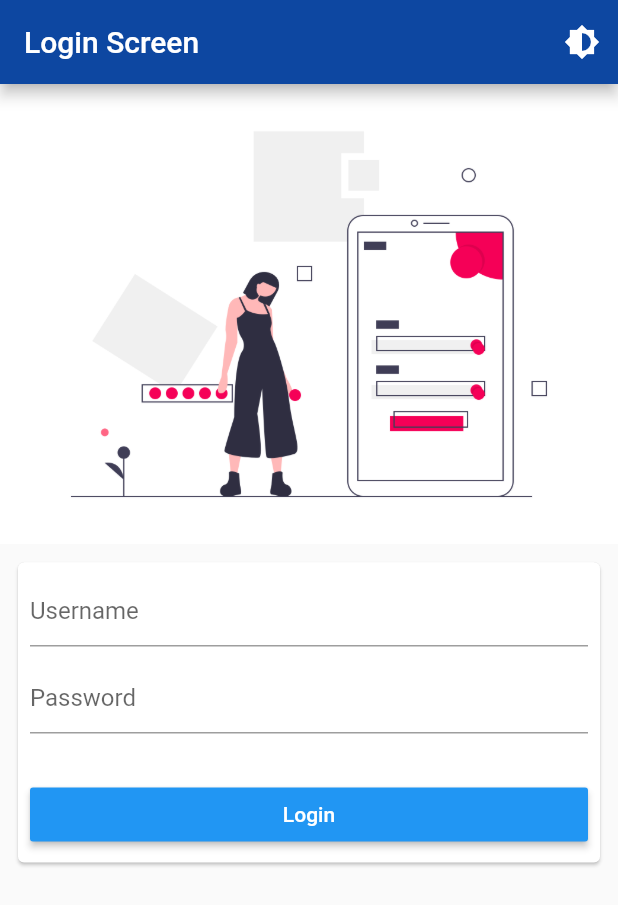
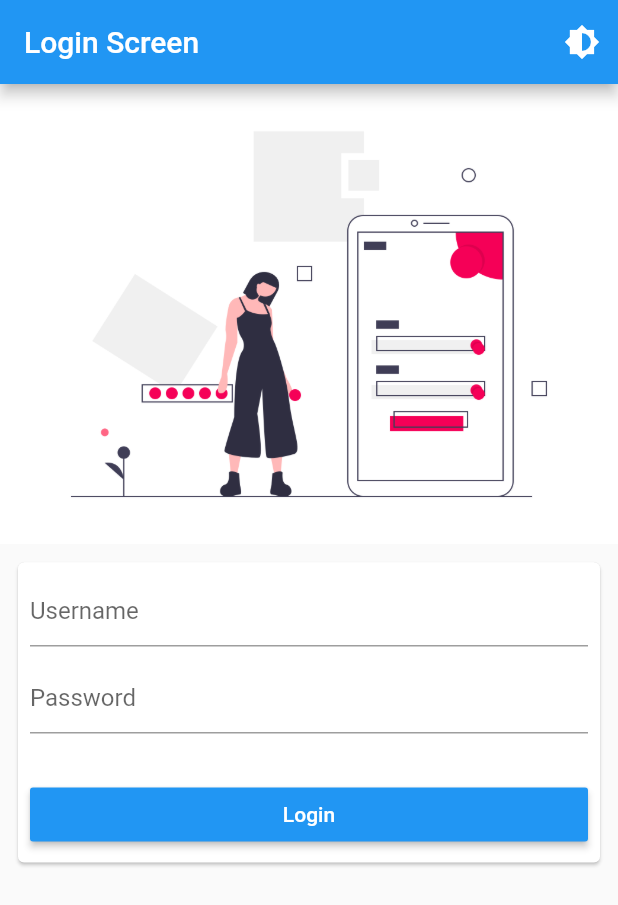
Before and after one commit to md-weber/provider_explained_theme, a Flutter app: the screen it shows after launch, on a phone screen of 412 x 824 dp. Shown: the top 905 px of the screen. Run offline on Flutter 3.47's test engine with Material 2 defaults, Android fonts, the phone set to English and light mode, and no system bars; our stand-ins replace google_fonts, shared_preferences.

Commit message:
finished the example

```diff
--- a/lib/theme.dart
+++ b/lib/theme.dart
@@ -7,16 +7,9 @@ class ThemeProvider extends ChangeNotifier {
   Typography defaultTypography;
   SharedPreferences prefs;
 
-  ThemeData dark = ThemeData.dark().copyWith(
-    accentColor: Colors.yellowAccent.shade700,
-    buttonColor: Colors.yellow.shade800,
-  );
+  ThemeData dark = ThemeData.dark().copyWith();
 
-  ThemeData light = ThemeData.light().copyWith(
-    primaryColor: Colors.blue.shade900,
-    accentColor: Colors.blue.shade500,
-    buttonColor: Colors.blue.shade900,
-  );
+  ThemeData light = ThemeData.light().copyWith();
 
   ThemeProvider(bool darkThemeOn) {
     _selectedTheme = darkThemeOn ? dark : light;
```
